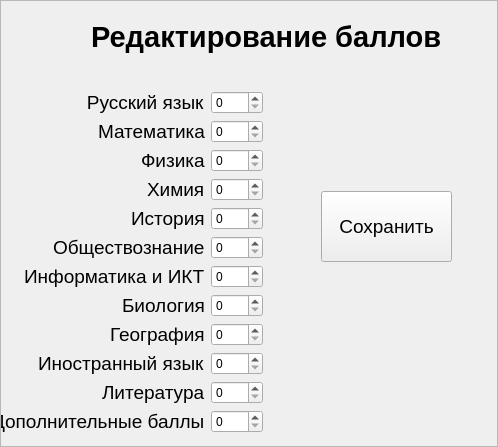
First picture: the form in specUI.ui, repository OverHome/Agrant, before the edit.
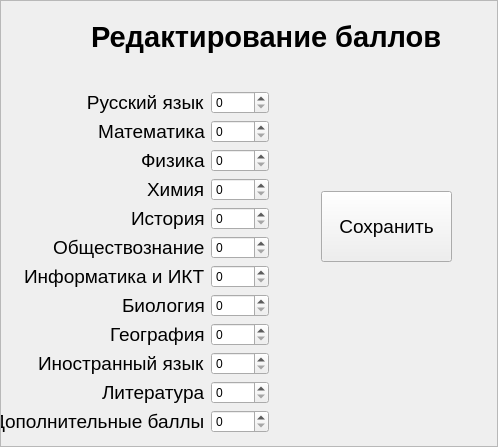
Second picture: the form after the edit.

What changed in the file:
```diff
--- a/specUI.ui
+++ b/specUI.ui
@@ -50,7 +50,7 @@
      <rect>
       <x>-30</x>
       <y>90</y>
-      <width>292</width>
+      <width>298</width>
       <height>344</height>
      </rect>
     </property>
@@ -83,7 +83,11 @@
       </widget>
      </item>
      <item row="0" column="1">
-      <widget class="QSpinBox" name="rus_spin"/>
+      <widget class="QSpinBox" name="rus_spin">
+       <property name="maximum">
+        <number>100</number>
+       </property>
+      </widget>
      </item>
      <item row="2" column="0">
       <widget class="QLabel" name="phys_label">
@@ -194,34 +198,74 @@
       </widget>
      </item>
      <item row="1" column="1">
-      <widget class="QSpinBox" name="maths_spin"/>
+      <widget class="QSpinBox" name="maths_spin">
+       <property name="maximum">
+        <number>100</number>
+       </property>
+      </widget>
      </item>
      <item row="2" column="1">
-      <widget class="QSpinBox" name="phys_spin"/>
+      <widget class="QSpinBox" name="phys_spin">
+       <property name="maximum">
+        <number>100</number>
+       </property>
+      </widget>
      </item>
      <item row="3" column="1">
-      <widget class="QSpinBox" name="chem_spin"/>
+      <widget class="QSpinBox" name="chem_spin">
+       <property name="maximum">
+        <number>100</number>
+       </property>
+      </widget>
      </item>
      <item row="4" column="1">
-      <widget class="QSpinBox" name="history_spin"/>
+      <widget class="QSpinBox" name="history_spin">
+       <property name="maximum">
+        <number>100</number>
+       </property>
+      </widget>
      </item>
      <item row="5" column="1">
-      <widget class="QSpinBox" name="obs_spin"/>
+      <widget class="QSpinBox" name="obs_spin">
+       <property name="maximum">
+        <number>100</number>
+       </property>
+      </widget>
      </item>
      <item row="6" column="1">
-      <widget class="QSpinBox" name="it_spin"/>
+      <widget class="QSpinBox" name="it_spin">
+       <property name="maximum">
+        <number>100</number>
+       </property>
+      </widget>
      </item>
      <item row="7" column="1">
-      <widget class="QSpinBox" name="biol_spin"/>
+      <widget class="QSpinBox" name="biol_spin">
+       <property name="maximum">
+        <number>100</number>
+       </property>
+      </widget>
      </item>
      <item row="8" column="1">
-      <widget class="QSpinBox" name="geog_spin"/>
+      <widget class="QSpinBox" name="geog_spin">
+       <property name="maximum">
+        <number>100</number>
+       </property>
+      </widget>
      </item>
      <item row="9" column="1">
-      <widget class="QSpinBox" name="eng_spin"/>
+      <widget class="QSpinBox" name="eng_spin">
+       <property name="maximum">
+        <number>100</number>
+       </property>
+      </widget>
      </item>
      <item row="10" column="1">
-      <widget class="QSpinBox" name="liter_spin"/>
+      <widget class="QSpinBox" name="liter_spin">
+       <property name="maximum">
+        <number>100</number>
+       </property>
+      </widget>
      </item>
      <item row="11" column="0">
       <widget class="QLabel" name="label">
@@ -236,7 +280,11 @@
       </widget>
      </item>
      <item row="11" column="1">
-      <widget class="QSpinBox" name="achiv_spin"/>
+      <widget class="QSpinBox" name="achiv_spin">
+       <property name="maximum">
+        <number>10</number>
+       </property>
+      </widget>
      </item>
     </layout>
    </widget>
```
